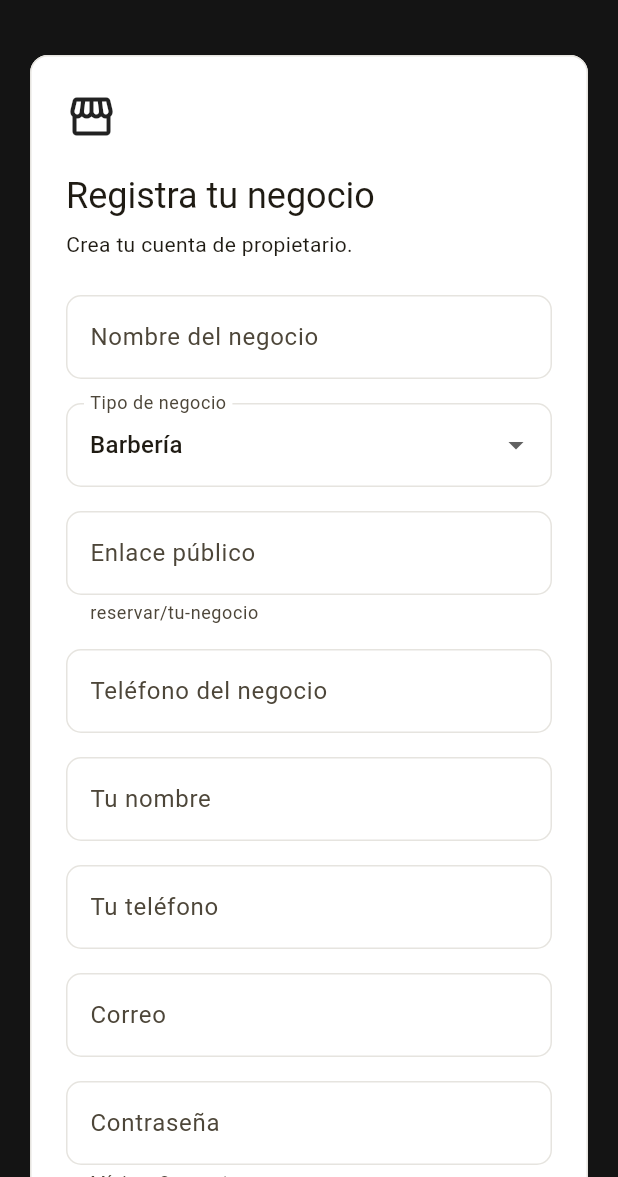
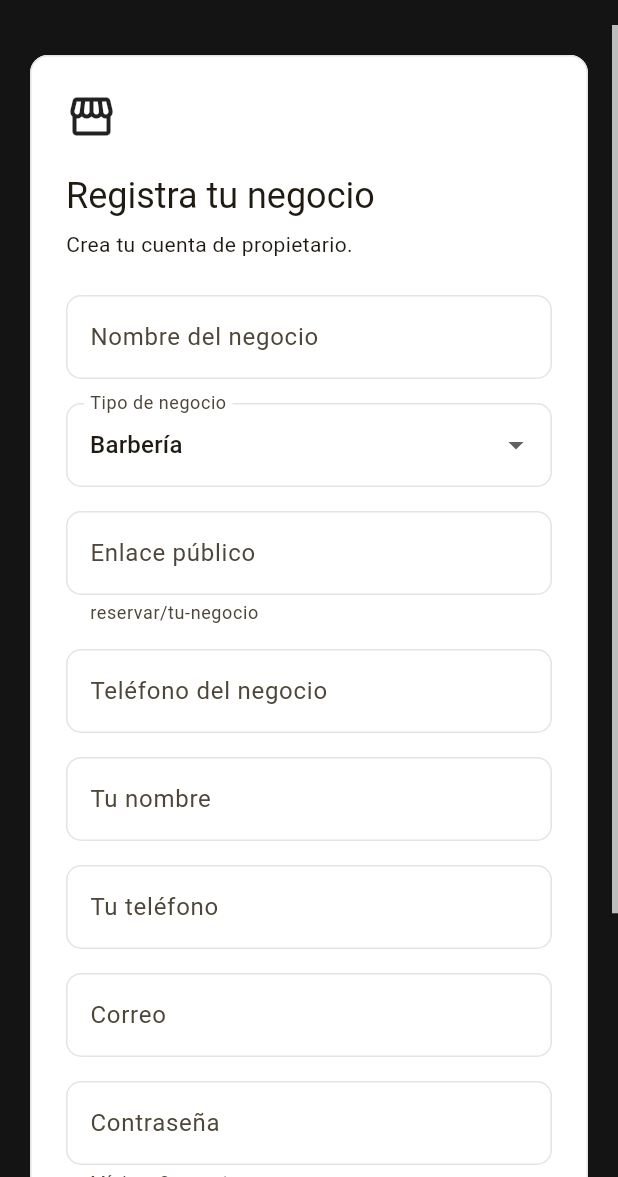
Before and after one commit to Jsantiago28/citabox, a Flutter app: the LoginPage screen opened directly, after a tap on "Ingresar", after a tap on "Registrar mi negocio", on a phone screen of 412 x 824 dp, the part 59-1236 px from its top. Run offline on Flutter 3.47's test engine with Material 3 defaults, Android fonts, the phone set to English and light mode, and no system bars; our stand-ins replace image_picker, sentry_flutter, supabase_flutter; missing offline and left inert: dart:js_interop, excel; accounts and stored records are empty.

Commit message:
Pantallas de entrar, registrarse, recuperar contraseña y verificación: toda la pantalla se desplaza con la barra visible (en la PC la rueda no funcionaba fuera de la tarjeta)
Co-Authored-By: Claude Opus 5.5 <noreply@anthropic.com>

```diff
--- a/flutter_app/lib/pages/login_page.dart
+++ b/flutter_app/lib/pages/login_page.dart
@@ -5,6 +5,7 @@ import '../services/password_repository.dart';
 import '../services/registro_repository.dart';
 import '../theme.dart';
 import '../widgets/logo_marca.dart';
+import '../widgets/pantalla_desplazable.dart';
 import 'recuperar_password_page.dart';
 import 'registro_page.dart';
 
@@ -106,8 +107,9 @@ class _LoginPageState extends State<LoginPage> {
     return Scaffold(
       backgroundColor: Marca.negro,
       body: SafeArea(
-        child: Center(
-          child: SingleChildScrollView(
+        child: PantallaDesplazable(
+          padding: EdgeInsets.zero,
+          child: Padding(
             padding: const EdgeInsets.all(20),
             child: ConstrainedBox(
               constraints: const BoxConstraints(maxWidth: 420),
--- a/flutter_app/lib/pages/recuperar_password_page.dart
+++ b/flutter_app/lib/pages/recuperar_password_page.dart
@@ -3,6 +3,7 @@ import 'package:flutter/material.dart';
 import '../services/password_repository.dart';
 import '../theme.dart';
 import '../widgets/logo_marca.dart';
+import '../widgets/pantalla_desplazable.dart';
 
 enum _Paso { correo, codigo }
 
@@ -166,8 +167,9 @@ class _RecuperarPasswordPageState extends State<RecuperarPasswordPage> {
               title: const LogoCitabox(tamano: 18),
             ),
       body: SafeArea(
-        child: Center(
-          child: SingleChildScrollView(
+        child: PantallaDesplazable(
+          padding: EdgeInsets.zero,
+          child: Padding(
             padding: const EdgeInsets.all(20),
             child: ConstrainedBox(
               constraints: const BoxConstraints(maxWidth: 420),
--- a/flutter_app/lib/pages/registro_page.dart
+++ b/flutter_app/lib/pages/registro_page.dart
@@ -7,6 +7,7 @@ import '../utils/slug.dart';
 import '../utils/vocabulario.dart';
 import '../widgets/consentimiento_check.dart';
 import '../widgets/logo_marca.dart';
+import '../widgets/pantalla_desplazable.dart';
 
 class RegistroPage extends StatefulWidget {
   /// Registro completo: crea la cuenta y deja los datos del negocio
@@ -253,9 +254,7 @@ class _RegistroPageState extends State<RegistroPage> {
               title: const LogoCitabox(tamano: 18),
             ),
       body: SafeArea(
-        child: Center(
-          child: SingleChildScrollView(
-            padding: const EdgeInsets.all(20),
+        child: PantallaDesplazable(
           child: ConstrainedBox(
             constraints: const BoxConstraints(maxWidth: 480),
             child: Card(
@@ -265,7 +264,6 @@ class _RegistroPageState extends State<RegistroPage> {
                 child: _esperandoConfirmacion
                     ? _confirmacion(context)
                     : _formulario(context),
-                ),
               ),
             ),
           ),
--- a/flutter_app/lib/pages/verificacion_mfa_page.dart
+++ b/flutter_app/lib/pages/verificacion_mfa_page.dart
@@ -2,6 +2,7 @@ import 'package:flutter/material.dart';
 
 import '../services/mfa_repository.dart';
 import '../theme.dart';
+import '../widgets/pantalla_desplazable.dart';
 
 /// Muestra [child] solo cuando la sesión ya pasó la verificación en dos
 /// pasos; si la cuenta la tiene activa y falta el código, lo pide antes.
@@ -94,8 +95,9 @@ class _VerificacionMfaPageState extends State<VerificacionMfaPage> {
   @override
   Widget build(BuildContext context) {
     return Scaffold(
-      body: Center(
-        child: SingleChildScrollView(
+      body: PantallaDesplazable(
+        padding: EdgeInsets.zero,
+        child: Padding(
           padding: const EdgeInsets.all(24),
           child: ConstrainedBox(
             constraints: const BoxConstraints(maxWidth: 400),
--- /dev/null
+++ b/flutter_app/lib/widgets/pantalla_desplazable.dart
@@ -0,0 +1,60 @@
+import 'dart:math' as math;
+
+import 'package:flutter/material.dart';
+
+/// Pantalla de formulario (entrar, registrarse…): ocupa todo el espacio,
+/// centra el contenido si cabe y, si no, se desplaza con la barra visible.
+/// Así en la PC la rueda del ratón funciona aunque el puntero esté sobre el
+/// fondo y no sobre la tarjeta.
+class PantallaDesplazable extends StatefulWidget {
+  const PantallaDesplazable({
+    super.key,
+    this.padding = const EdgeInsets.all(20),
+    required this.child,
+  });
+
+  final EdgeInsets padding;
+  final Widget child;
+
+  @override
+  State<PantallaDesplazable> createState() => _PantallaDesplazableState();
+}
+
+class _PantallaDesplazableState extends State<PantallaDesplazable> {
+  final _controlador = ScrollController();
+
+  @override
+  void dispose() {
+    _controlador.dispose();
+    super.dispose();
+  }
+
+  @override
+  Widget build(BuildContext context) {
+    return SizedBox.expand(
+      child: LayoutBuilder(
+        builder: (context, limites) => Scrollbar(
+          controller: _controlador,
+          thumbVisibility: true,
+          child: SingleChildScrollView(
+            controller: _controlador,
+            padding: widget.padding,
+            child: ConstrainedBox(
+              constraints: BoxConstraints(
+                minWidth: math.max(
+                  0,
+                  limites.maxWidth - widget.padding.horizontal,
+                ),
+                minHeight: math.max(
+                  0,
+                  limites.maxHeight - widget.padding.vertical,
+                ),
+              ),
+              child: Center(child: widget.child),
+            ),
+          ),
+        ),
+      ),
+    );
+  }
+}
```
Also changed, not shown: 1 other file. Lines whose indentation alone changed are shown as unchanged.
